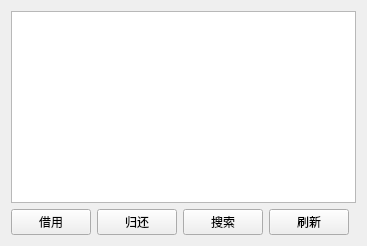
Before: the Qt Designer form LabEquipmentManager/borrowreturnwidget.ui in S-15-code/Lab, drawn with Qt 5.
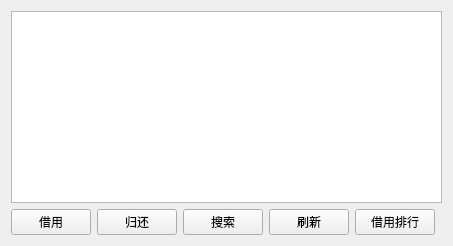
After: the same form once the commit is applied.

```diff
--- a/LabEquipmentManager/borrowreturnwidget.ui
+++ b/LabEquipmentManager/borrowreturnwidget.ui
@@ -12,6 +12,11 @@
      <item><widget class="QPushButton" name="returnButton"><property name="text"><string>归还</string></property></widget></item>
      <item><widget class="QPushButton" name="searchButton"><property name="text"><string>搜索</string></property></widget></item>
      <item><widget class="QPushButton" name="refreshButton"><property name="text"><string>刷新</string></property></widget></item>
+     <item><widget class="QPushButton" name="borrowRankingButton">
+      <property name="text">
+       <string>借用排行</string>
+      </property>
+     </widget></item>
      <item><spacer name="horizontalSpacer"><property name="orientation"><enum>Qt::Horizontal</enum></property><property name="sizeType"><enum>QSizePolicy::Expanding</enum></property></spacer></item>
     </layout>
    </item>
```
